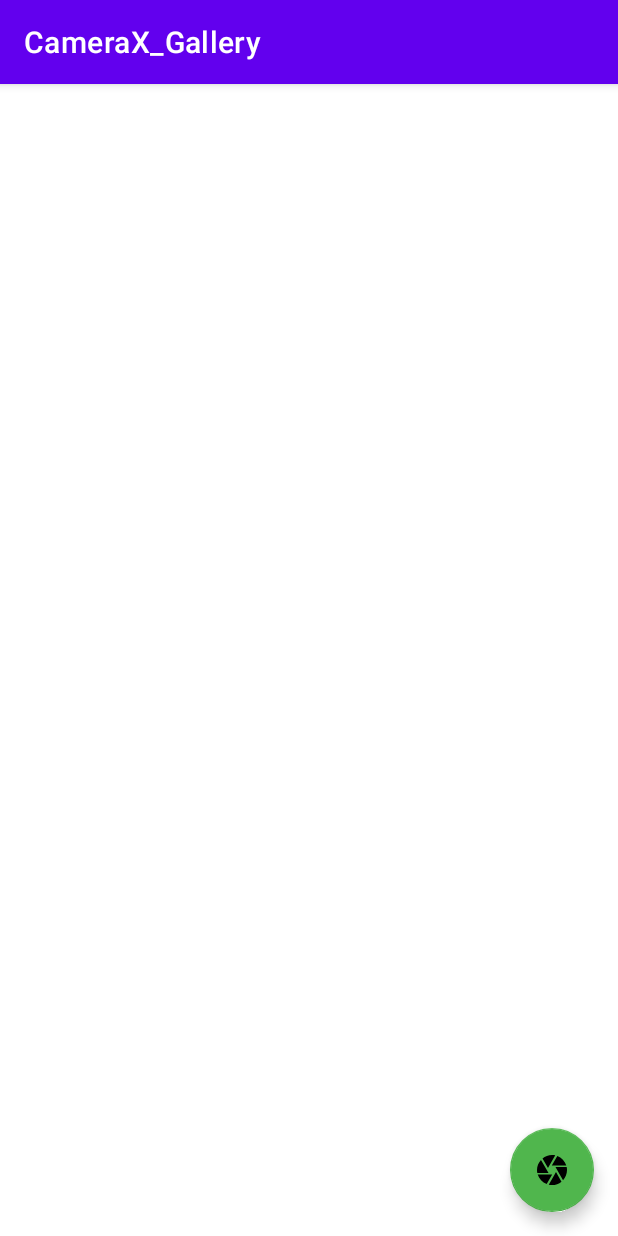
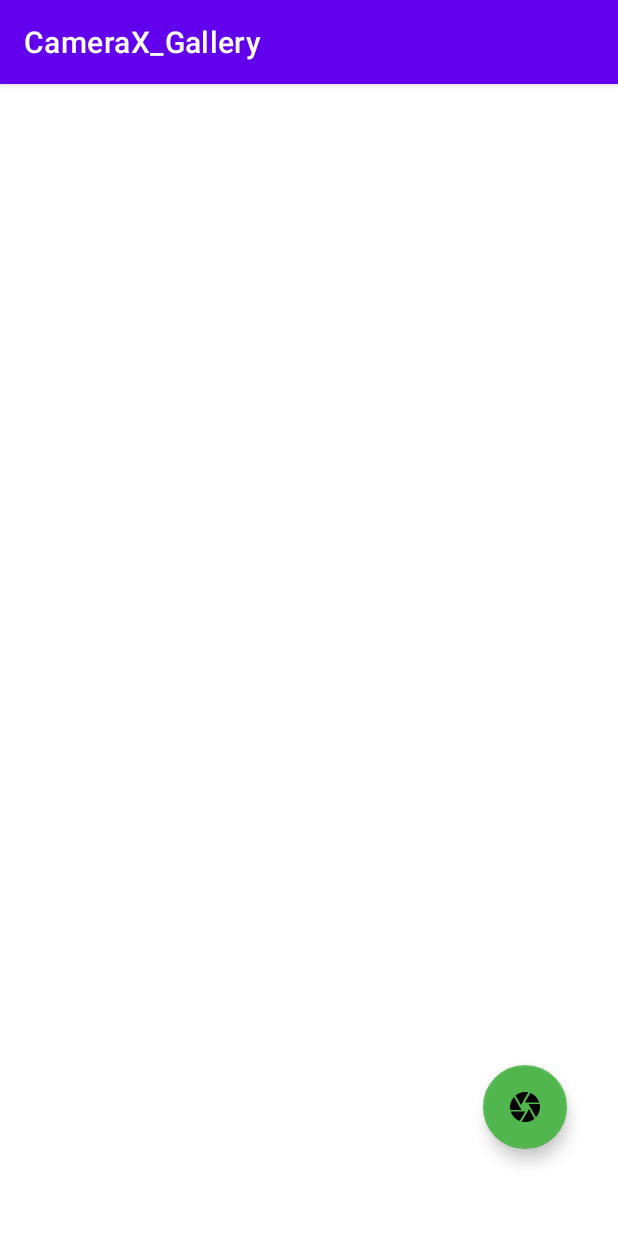
Before and after one commit to Shivaraj44/Camera_X, an Android app: the screen it shows after launch (HomeActivity), on a phone screen of 412 x 824 dp. Run offline under Robolectric (Android 15) with nearby library versions, the phone set to English and light mode, and no system bars.

Commit message:
added comments

```diff
--- a/CameraX_Kaagaz/app/src/main/AndroidManifest.xml
+++ b/CameraX_Kaagaz/app/src/main/AndroidManifest.xml
@@ -16,7 +16,9 @@
         android:roundIcon="@mipmap/ic_launcher_round"
         android:supportsRtl="true"
         android:theme="@style/Theme.CameraX_Gallery">
-        <activity android:name=".Activities.DisplayImageActivity"></activity>
+        <activity android:name=".Activities.DisplayImageActivity">
+
+        </activity>
         <activity android:name=".Activities.DisplayGalleryActivity" />
         <activity android:name=".Activities.ListDirectoryActivity">
             <intent-filter>
--- a/CameraX_Kaagaz/app/src/main/java/com/example/camerax_gallery/Activities/HomeActivity.kt
+++ b/CameraX_Kaagaz/app/src/main/java/com/example/camerax_gallery/Activities/HomeActivity.kt
@@ -32,8 +32,9 @@ class HomeActivity : AppCompatActivity() {
                 val intent = Intent(this@HomeActivity, MainActivity::class.java)
                 intent.putExtra("directoryName", et_name.text.toString())
                 startActivity(intent)
+                liner_home.visibility = View.GONE
+
             })
-            liner_home.visibility = View.GONE
 
         })
 
--- a/CameraX_Kaagaz/app/src/main/java/com/example/camerax_gallery/Activities/ListDirectoryActivity.kt
+++ b/CameraX_Kaagaz/app/src/main/java/com/example/camerax_gallery/Activities/ListDirectoryActivity.kt
@@ -37,6 +37,7 @@ viewModel.fetchAllAlbums().observe(this, Observer {
             adapter = listPhotosAdapter
         }
     }
+    // Open one more activity and pass album.albumName
 
     override fun onItemClicked(name: String) {
        // Open one more activity and pass album.albumName
--- a/CameraX_Kaagaz/app/src/main/java/com/example/camerax_gallery/Activities/MainActivity.kt
+++ b/CameraX_Kaagaz/app/src/main/java/com/example/camerax_gallery/Activities/MainActivity.kt
@@ -69,6 +69,7 @@ class MainActivity : AppCompatActivity() {
         ) == PackageManager.PERMISSION_GRANTED
     }
 
+    // Onclicking of button your are taking photo
     private fun getOutputDirectory(): File {
        val directoryName= intent.getStringExtra("directoryName")
         val mediaDir = externalMediaDirs.firstOrNull()?.let {
@@ -149,7 +150,8 @@ class MainActivity : AppCompatActivity() {
             })
     }
 
-
+    //binding the lifecycle of camerax and activity. Overlapping the camera hardware into the xml where
+// the camera will be vbisible in the background
     private fun startCamera() {
         val cameraProviderFuture = ProcessCameraProvider.getInstance(this)
 
--- a/CameraX_Kaagaz/app/src/main/res/layout/activity_home.xml
+++ b/CameraX_Kaagaz/app/src/main/res/layout/activity_home.xml
@@ -10,13 +10,27 @@
         android:id="@+id/floating_action_button"
         android:layout_width="wrap_content"
         android:layout_height="wrap_content"
-        android:layout_margin="16dp"
+        android:layout_alignParentEnd="true"
+        android:layout_alignParentBottom="true"
+        android:layout_marginStart="16dp"
+        android:layout_marginTop="16dp"
+        android:layout_marginEnd="34dp"
+        android:layout_marginBottom="58dp"
         app:backgroundTint="#50B64D"
         app:layout_constraintBottom_toBottomOf="parent"
         app:layout_constraintRight_toRightOf="parent"
-android:layout_alignParentEnd="true"
-        android:layout_alignParentBottom="true"
-        app:srcCompat="@drawable/cam"/>
+        app:srcCompat="@drawable/cam" />
+
+    <TextView
+        android:layout_width="match_parent"
+        android:layout_height="wrap_content"
+        android:text="Empty Gallery"
+        android:gravity="center"
+        android:textSize="25dp"
+        android:id="@+id/empty_gallery"
+        android:visibility="gone"
+        android:layout_marginTop="100sp"
+        />
 
 
     <LinearLayout
@@ -24,26 +38,26 @@ android:layout_alignParentEnd="true"
         android:layout_width="match_parent"
         android:layout_height="wrap_content"
         android:orientation="vertical"
-android:layout_centerVertical="true"
+        android:layout_centerVertical="true"
         android:visibility="gone"
         >
         <TextView
             android:layout_width="match_parent"
             android:layout_height="wrap_content"
-            android:text="Enter Folder Name"
+            android:text="Create Folder"
             android:textAlignment="center"
             android:textSize="25dp" />
         <EditText
             android:layout_width="match_parent"
-            android:layout_gravity="center"
-            android:hint="Folder name"
+            android:gravity="center"
+            android:hint="Folder Name"
             android:textColorHint="#3D5AFE"
             android:id="@+id/et_name"
             android:layout_height="wrap_content"/>
         <Button
             android:layout_width="wrap_content"
             android:layout_height="wrap_content"
-            android:text="save"
+            android:text="Take photo"
             android:layout_gravity="center"
             android:id="@+id/save"
             />
--- a/CameraX_Kaagaz/app/src/main/res/layout/activity_show.xml
+++ b/CameraX_Kaagaz/app/src/main/res/layout/activity_show.xml
@@ -6,8 +6,8 @@
     android:layout_height="match_parent"
     tools:context=".Activities.DisplayGalleryActivity">
     <androidx.recyclerview.widget.RecyclerView
-        android:layout_width="wrap_content"
-        android:layout_height="wrap_content"
+        android:layout_width="match_parent"
+        android:layout_height="match_parent"
         android:id="@+id/shwo_recyclerview"
         />
 
--- a/CameraX_Kaagaz/app/src/main/res/layout/item.xml
+++ b/CameraX_Kaagaz/app/src/main/res/layout/item.xml
@@ -9,5 +9,4 @@
         android:id="@+id/recycler_image"
         android:layout_margin="10dp"
         />
-
 </RelativeLayout>
```
Also changed, not shown: CameraX_Kaagaz/app/src/main/java/com/example/camerax_gallery/Activities/DisplayGalleryActivity.kt (+2 -22 lines), CameraX_Kaagaz/app/src/main/res/drawable/click.xml (added, +10 -0 lines), CameraX_Kaagaz/app/src/main/res/drawable/crop.xml (added, +10 -0 lines), CameraX_Kaagaz/app/src/main/res/layout/activity_main.xml (+18 -18 lines).
